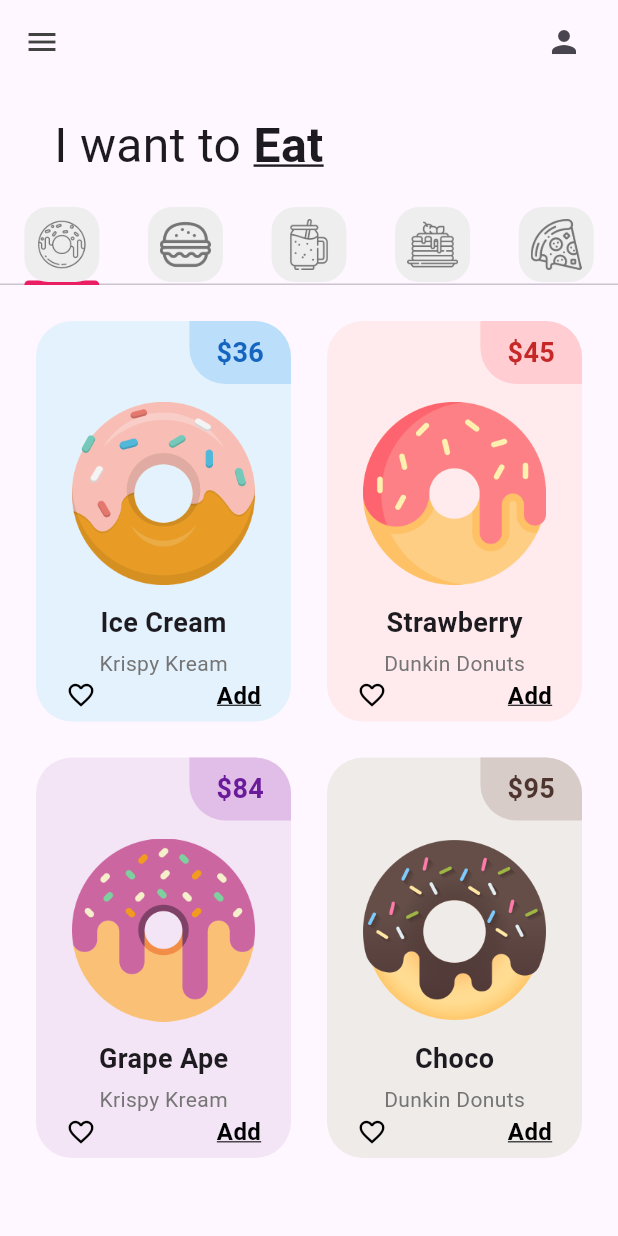
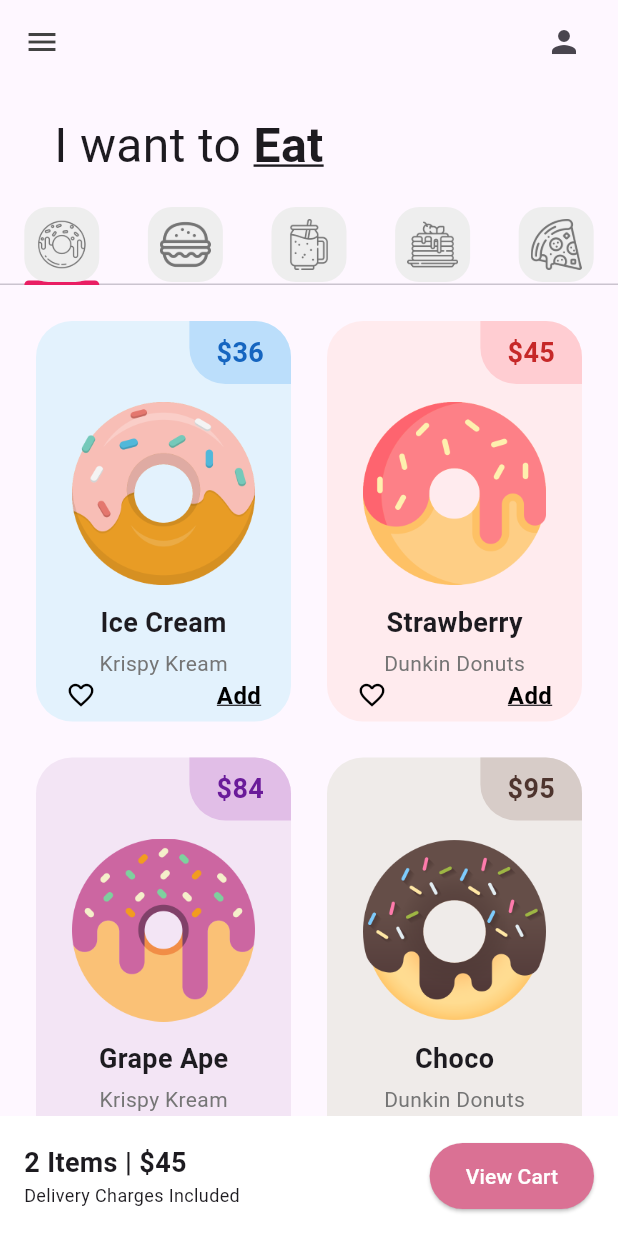
Before and after one commit to marianalarag/donut_app_2a_lara, a Flutter app: the screen it shows after launch, on a phone screen of 412 x 824 dp. Run offline on Flutter 3.47's test engine with Material 3 defaults, Android fonts, the light colour scheme and no system bars.

Commit message:
UI finished

```diff
--- a/lib/pages/home_page.dart
+++ b/lib/pages/home_page.dart
@@ -14,71 +14,109 @@
 }
 
 class _HomePageState extends State<HomePage> {
-
-  List <Widget> myTabs = [
-      //Donut tab
+  List<Widget> myTabs = [
+    // Donut tab
     const MyTab(iconPath: "lib/icons/donut.png"),
-  //Burger tab
+    // Burger tab
     const MyTab(iconPath: "lib/icons/burger.png"),
-  //Smoothie tab
+    // Smoothie tab
     const MyTab(iconPath: "lib/icons/smoothie.png"),
-  //Pancake tab
+    // Pancake tab
     const MyTab(iconPath: "lib/icons/pancakes.png"),
-  //Pizza tab
+    // Pizza tab
     const MyTab(iconPath: "lib/icons/pizza.png"),
   ];
 
   @override
   Widget build(BuildContext context) {
-    //Este widget sirve para gestionar
     return DefaultTabController(
       length: myTabs.length,
       child: Scaffold(
         appBar: AppBar(
           backgroundColor: Colors.transparent,
-          //Ícono de la izquierda
           leading: Icon(
             Icons.menu,
             color: Colors.grey[800],
           ),
-          actions: [Padding(
+          actions: [
+            Padding(
               padding: const EdgeInsets.only(right: 24.0),
               child: Icon(Icons.person),
-          )],
+            )
+          ],
         ),
         body: Column(
           children: [
-            //Texto "I want to eat"
+            // Texto "I want to eat"
             Padding(
-              padding: EdgeInsets.symmetric(horizontal: 36, vertical : 18),
-              child:Row(
+              padding: const EdgeInsets.symmetric(horizontal: 36, vertical: 18),
+              child: Row(
                 children: [
-                  Text("I want to ",style: TextStyle(fontSize: 32),),
-                  Text("Eat", style: TextStyle(
-                    //Tamaño de letra
+                  Text(
+                    "I want to ",
+                    style: TextStyle(fontSize: 32),
+                  ),
+                  Text(
+                    "Eat",
+                    style: TextStyle(
                       fontSize: 32,
-                    //Negritas
                       fontWeight: FontWeight.bold,
-                    //Subrayado
-                    decoration: TextDecoration.underline
-                  ),)
+                      decoration: TextDecoration.underline,
+                    ),
+                  ),
                 ],
               ),
             ),
-              //Tab bar (Pestañas)
+            // Tab bar (Pestañas)
             TabBar(tabs: myTabs),
-
-              //Tab bar view (Contenido de pesatañas)
+            // Tab bar view (Contenido de pestañas)
             Expanded(
-                child: TabBarView(children: [
+              child: TabBarView(
+                children: [
                   DonutTab(),
                   const BurgerTab(),
                   const SmoothieTab(),
                   const PancakesTab(),
                   const PizzaTab(),
-                ]),
+                ],
               ),
-              //Carrito
+            ),
+            // Carrito
+            Container(
+              color: Colors.white,
+              padding: const EdgeInsets.all(16),
+              child: Row(
+                mainAxisAlignment: MainAxisAlignment.spaceBetween,
+                children: [
+                  // Información del carrito
+                  Column(
+                    crossAxisAlignment: CrossAxisAlignment.start,
+                    children: [
+                      Text(
+                        "2 Items | \$45",
+                        style: TextStyle(fontSize: 18, fontWeight: FontWeight.bold),
+                      ),
+                      Text(
+                        "Delivery Charges Included",
+                        style: TextStyle(fontSize: 12),
+                      ),
+                    ],
+                  ),
+                  // Botón "View Cart" alineado a la derecha
+                  ElevatedButton(
+                    onPressed: () {},
+                    style: ElevatedButton.styleFrom(
+                      backgroundColor: const Color.fromARGB(255, 218, 113, 148),
+                      padding: const EdgeInsets.symmetric(horizontal: 24, vertical: 12),
+                    ),
+                    child: Text(
+                      "View Cart",
+                      style: TextStyle(color: Colors.white),
+                    ),
+                  ),
+                ],
+              ),
+            ),
           ],
         ),
       ),
```
Lines whose indentation alone changed are shown as unchanged.
